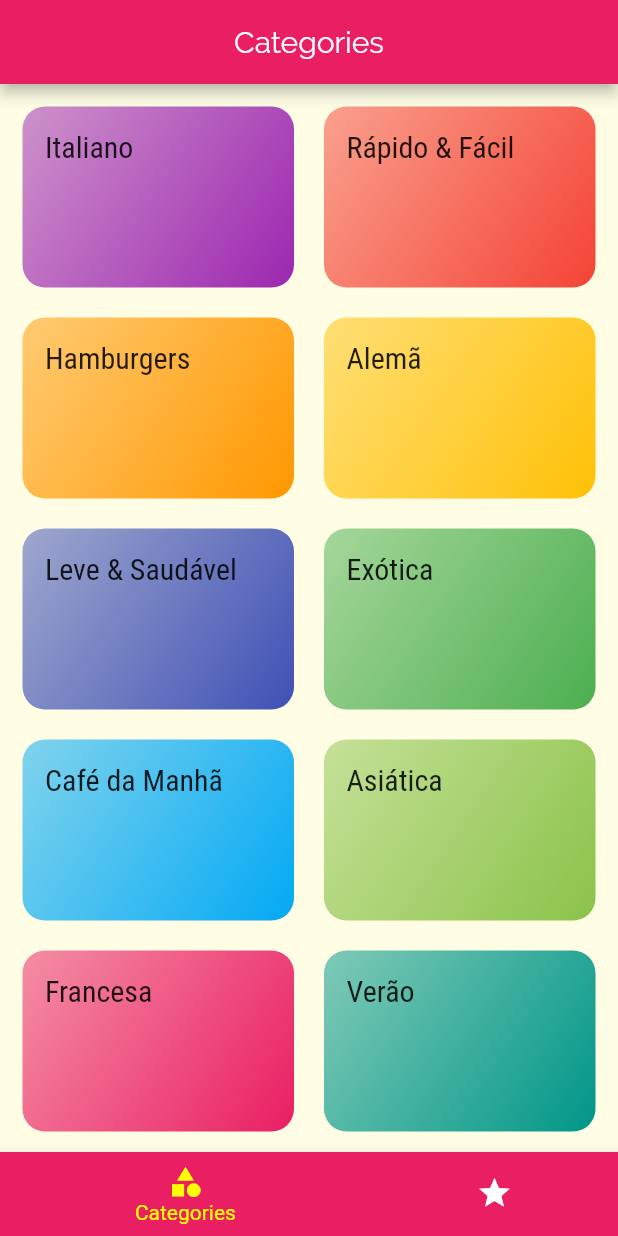
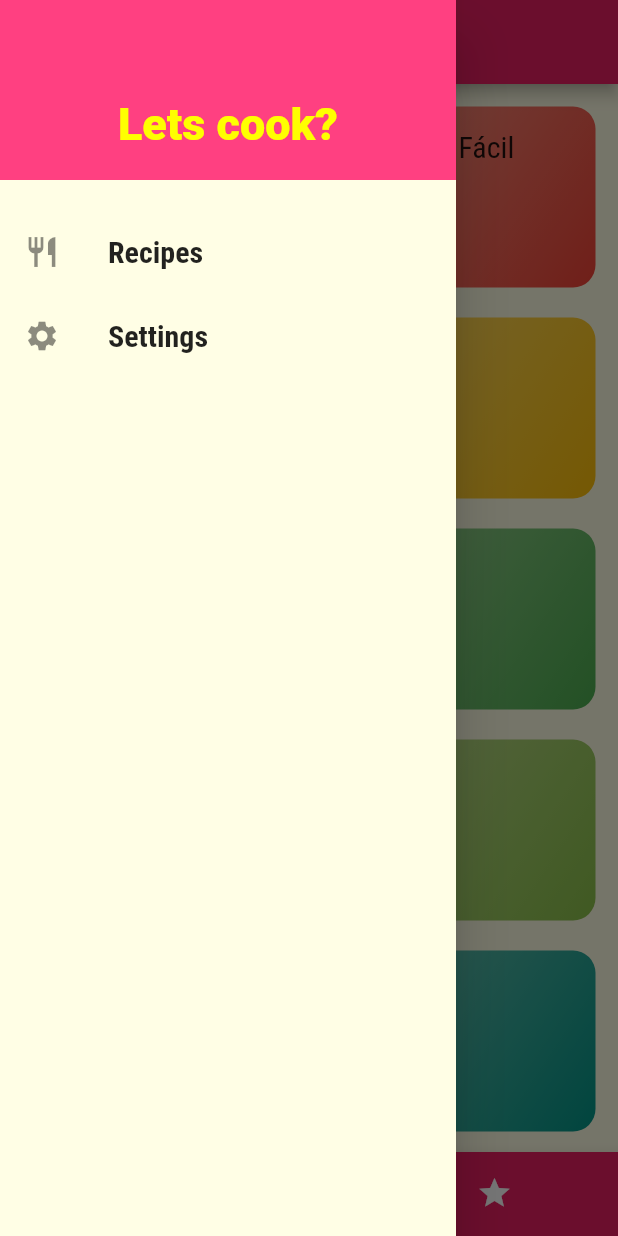
Before and after one commit to matheus-paulino/lets-cook, a Flutter app: the screen it shows after launch, with the side drawer open (before the commit the screen has no drawer), on a phone screen of 412 x 824 dp. Run offline on Flutter 3.47's test engine with Material 2 defaults, Android fonts, the phone set to English and light mode, and no system bars.

Commit message:
drawer menu and settings link

```diff
--- /dev/null
+++ b/lib/components/main_drawer.dart
@@ -0,0 +1,56 @@
+import 'package:flutter/material.dart';
+import '../utils/app_routes.dart';
+
+class MainDrawer extends StatelessWidget {
+  Widget _createItem(IconData icon, String label, Function onTap) {
+    return ListTile(
+      leading: Icon(icon, size: 24),
+      title: Text(
+        label,
+        style: TextStyle(
+            fontFamily: 'RobotoCondensed',
+            fontSize: 20.0,
+            fontWeight: FontWeight.w600),
+      ),
+      onTap: onTap,
+    );
+  }
+
+  @override
+  Widget build(BuildContext context) {
+    return Drawer(
+      child: Column(
+        children: <Widget>[
+          Container(
+            height: 120.0,
+            width: double.infinity,
+            padding: EdgeInsets.all(20),
+            color: Theme.of(context).accentColor,
+            alignment: Alignment.bottomCenter,
+            child: Text(
+              'Lets cook?',
+              style: TextStyle(
+                fontWeight: FontWeight.w900,
+                fontSize: 30.0,
+                color: Colors.yellowAccent,
+              ),
+            ),
+          ),
+          SizedBox(
+            height: 20,
+          ),
+          _createItem(
+            Icons.restaurant,
+            'Recipes',
+            () => Navigator.of(context).pushNamed(AppRoutes.HOME)
+          ),
+          _createItem(
+            Icons.settings,
+            'Settings',
+            () => Navigator.of(context).pushNamed(AppRoutes.SETTINGS)
+          ),
+        ],
+      ),
+    );
+  }
+}
--- a/lib/screens/tabs_screen.dart
+++ b/lib/screens/tabs_screen.dart
@@ -2,6 +2,7 @@ import 'package:flutter/material.dart';
 
 import 'categories_screen.dart';
 import 'favorite_screen.dart';
+import '../components/main_drawer.dart';
 
 class TabsScreen extends StatefulWidget {
   @override
@@ -30,6 +31,7 @@ class _TabsScreenState extends State<TabsScreen> {
         ),
         centerTitle: true,
       ),
+      drawer: MainDrawer(),
       body: _screens[_selectedScreenIndex]['screen'],
       bottomNavigationBar: BottomNavigationBar(
         onTap: _selectScreen,
--- a/lib/utils/app_routes.dart
+++ b/lib/utils/app_routes.dart
@@ -2,4 +2,5 @@ class AppRoutes {
   static const HOME = '/';
   static const CATEGORIES_MEALS = '/categories-meals';
   static const MEAL_DETAIL = '/meal-detail';
+  static const SETTINGS = '/settings';
 }
```
